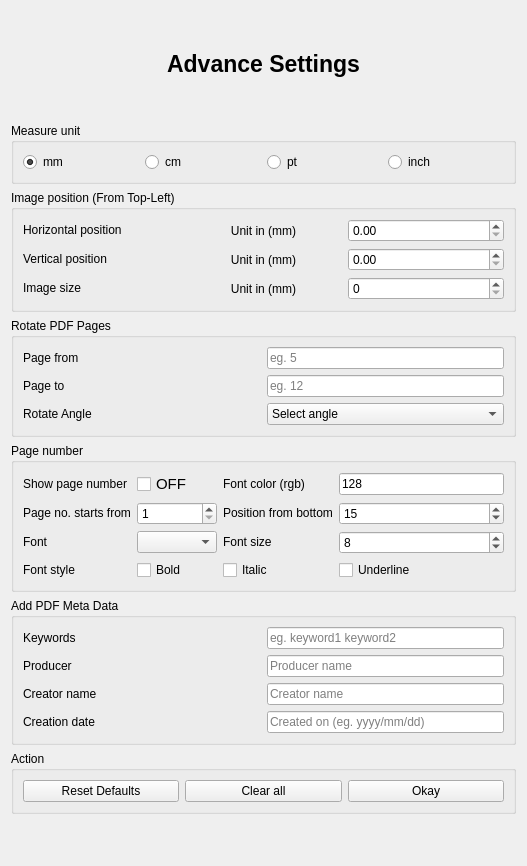
The window that src/advance_setting.ui (rishabh3354/JPG2PDF) describes before a commit, drawn with Qt 5.
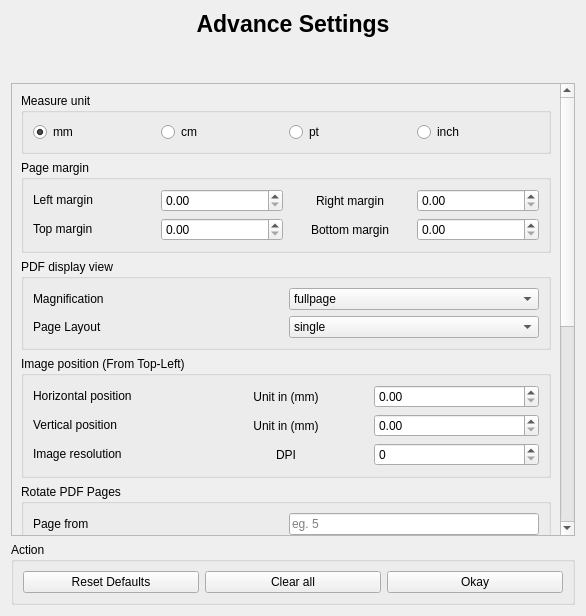
The same window after the commit.

The edit to the form file:
```diff
--- a/src/advance_setting.ui
+++ b/src/advance_setting.ui
@@ -6,8 +6,8 @@
    <rect>
     <x>0</x>
     <y>0</y>
-    <width>527</width>
-    <height>866</height>
+    <width>586</width>
+    <height>616</height>
    </rect>
   </property>
   <property name="windowTitle">
@@ -56,6 +56,23 @@
       </spacer>
      </item>
      <item>
+      <widget class="QScrollArea" name="scrollArea">
+       <property name="widgetResizable">
+        <bool>true</bool>
+       </property>
+       <widget class="QWidget" name="scrollAreaWidgetContents_2">
+        <property name="geometry">
+         <rect>
+          <x>0</x>
+          <y>0</y>
+          <width>550</width>
+          <height>928</height>
+         </rect>
+        </property>
+        <layout class="QVBoxLayout" name="verticalLayout_4">
+         <item>
+          <layout class="QVBoxLayout" name="verticalLayout_3">
+           <item>
       <widget class="QGroupBox" name="groupBox_8">
        <property name="sizePolicy">
         <sizepolicy hsizetype="Preferred" vsizetype="Fixed">
@@ -105,6 +122,204 @@
        </layout>
       </widget>
      </item>
+           <item>
+            <widget class="QGroupBox" name="groupBox_11">
+             <property name="sizePolicy">
+              <sizepolicy hsizetype="Preferred" vsizetype="Fixed">
+               <horstretch>0</horstretch>
+               <verstretch>0</verstretch>
+              </sizepolicy>
+             </property>
+             <property name="title">
+              <string>Page margin</string>
+             </property>
+             <layout class="QVBoxLayout" name="verticalLayout_17">
+              <item>
+               <layout class="QGridLayout" name="gridLayout_29">
+                <item row="1" column="2">
+                 <widget class="QLabel" name="v_unit_2">
+                  <property name="text">
+                   <string>Bottom margin</string>
+                  </property>
+                  <property name="alignment">
+                   <set>Qt::AlignCenter</set>
+                  </property>
+                 </widget>
+                </item>
+                <item row="1" column="3">
+                 <widget class="QDoubleSpinBox" name="b_margin">
+                  <property name="focusPolicy">
+                   <enum>Qt::ClickFocus</enum>
+                  </property>
+                 </widget>
+                </item>
+                <item row="0" column="2">
+                 <widget class="QLabel" name="h_unit_2">
+                  <property name="text">
+                   <string>Right margin</string>
+                  </property>
+                  <property name="alignment">
+                   <set>Qt::AlignCenter</set>
+                  </property>
+                 </widget>
+                </item>
+                <item row="1" column="0">
+                 <widget class="QLabel" name="label_28">
+                  <property name="sizePolicy">
+                   <sizepolicy hsizetype="Preferred" vsizetype="Fixed">
+                    <horstretch>0</horstretch>
+                    <verstretch>0</verstretch>
+                   </sizepolicy>
+                  </property>
+                  <property name="text">
+                   <string>Top margin</string>
+                  </property>
+                 </widget>
+                </item>
+                <item row="0" column="3">
+                 <widget class="QDoubleSpinBox" name="r_margin">
+                  <property name="focusPolicy">
+                   <enum>Qt::ClickFocus</enum>
+                  </property>
+                 </widget>
+                </item>
+                <item row="1" column="1">
+                 <widget class="QDoubleSpinBox" name="t_margin">
+                  <property name="focusPolicy">
+                   <enum>Qt::ClickFocus</enum>
+                  </property>
+                 </widget>
+                </item>
+                <item row="0" column="1">
+                 <widget class="QDoubleSpinBox" name="l_margin">
+                  <property name="focusPolicy">
+                   <enum>Qt::ClickFocus</enum>
+                  </property>
+                 </widget>
+                </item>
+                <item row="0" column="0">
+                 <widget class="QLabel" name="label_38">
+                  <property name="sizePolicy">
+                   <sizepolicy hsizetype="Preferred" vsizetype="Fixed">
+                    <horstretch>0</horstretch>
+                    <verstretch>0</verstretch>
+                   </sizepolicy>
+                  </property>
+                  <property name="text">
+                   <string>Left margin</string>
+                  </property>
+                 </widget>
+                </item>
+               </layout>
+              </item>
+             </layout>
+            </widget>
+           </item>
+           <item>
+            <widget class="QGroupBox" name="groupBox_12">
+             <property name="sizePolicy">
+              <sizepolicy hsizetype="Preferred" vsizetype="Fixed">
+               <horstretch>0</horstretch>
+               <verstretch>0</verstretch>
+              </sizepolicy>
+             </property>
+             <property name="title">
+              <string>PDF display view</string>
+             </property>
+             <layout class="QVBoxLayout" name="verticalLayout_19">
+              <item>
+               <layout class="QGridLayout" name="gridLayout_31">
+                <item row="0" column="1">
+                 <widget class="QComboBox" name="zoom">
+                  <property name="focusPolicy">
+                   <enum>Qt::ClickFocus</enum>
+                  </property>
+                  <property name="toolTip">
+                   <string>If Angle is blank, No operation will perform</string>
+                  </property>
+                  <item>
+                   <property name="text">
+                    <string>fullpage</string>
+                   </property>
+                  </item>
+                  <item>
+                   <property name="text">
+                    <string>fullwidth</string>
+                   </property>
+                  </item>
+                  <item>
+                   <property name="text">
+                    <string>real</string>
+                   </property>
+                  </item>
+                  <item>
+                   <property name="text">
+                    <string>default</string>
+                   </property>
+                  </item>
+                 </widget>
+                </item>
+                <item row="1" column="1">
+                 <widget class="QComboBox" name="layout">
+                  <property name="focusPolicy">
+                   <enum>Qt::ClickFocus</enum>
+                  </property>
+                  <property name="toolTip">
+                   <string>If Angle is blank, No operation will perform</string>
+                  </property>
+                  <item>
+                   <property name="text">
+                    <string>single</string>
+                   </property>
+                  </item>
+                  <item>
+                   <property name="text">
+                    <string>continuous</string>
+                   </property>
+                  </item>
+                  <item>
+                   <property name="text">
+                    <string>two</string>
+                   </property>
+                  </item>
+                  <item>
+                   <property name="text">
+                    <string>default</string>
+                   </property>
+                  </item>
+                 </widget>
+                </item>
+                <item row="1" column="0">
+                 <widget class="QLabel" name="label_29">
+                  <property name="sizePolicy">
+                   <sizepolicy hsizetype="Preferred" vsizetype="Fixed">
+                    <horstretch>0</horstretch>
+                    <verstretch>0</verstretch>
+                   </sizepolicy>
+                  </property>
+                  <property name="text">
+                   <string>Page Layout</string>
+                  </property>
+                 </widget>
+                </item>
+                <item row="0" column="0">
+                 <widget class="QLabel" name="label_39">
+                  <property name="sizePolicy">
+                   <sizepolicy hsizetype="Preferred" vsizetype="Fixed">
+                    <horstretch>0</horstretch>
+                    <verstretch>0</verstretch>
+                   </sizepolicy>
+                  </property>
+                  <property name="text">
+                   <string>Magnification</string>
+                  </property>
+                 </widget>
+                </item>
+               </layout>
+              </item>
+             </layout>
+            </widget>
+           </item>
      <item>
       <widget class="QGroupBox" name="groupBox_9">
        <property name="sizePolicy">
@@ -180,14 +395,14 @@
              </sizepolicy>
             </property>
             <property name="text">
-             <string>Image size</string>
+                   <string>Image resolution</string>
             </property>
            </widget>
           </item>
           <item row="2" column="1">
            <widget class="QLabel" name="image_size_unit">
             <property name="text">
-             <string>Unit in (mm)</string>
+                   <string>DPI</string>
             </property>
             <property name="alignment">
              <set>Qt::AlignCenter</set>
@@ -675,6 +890,12 @@
          </layout>
         </item>
        </layout>
+            </widget>
+           </item>
+          </layout>
+         </item>
+        </layout>
+       </widget>
       </widget>
      </item>
      <item>
```
Left out of the diff: 82 changed lines with no effect on the pictures. Lines whose indentation alone changed are shown as unchanged.
